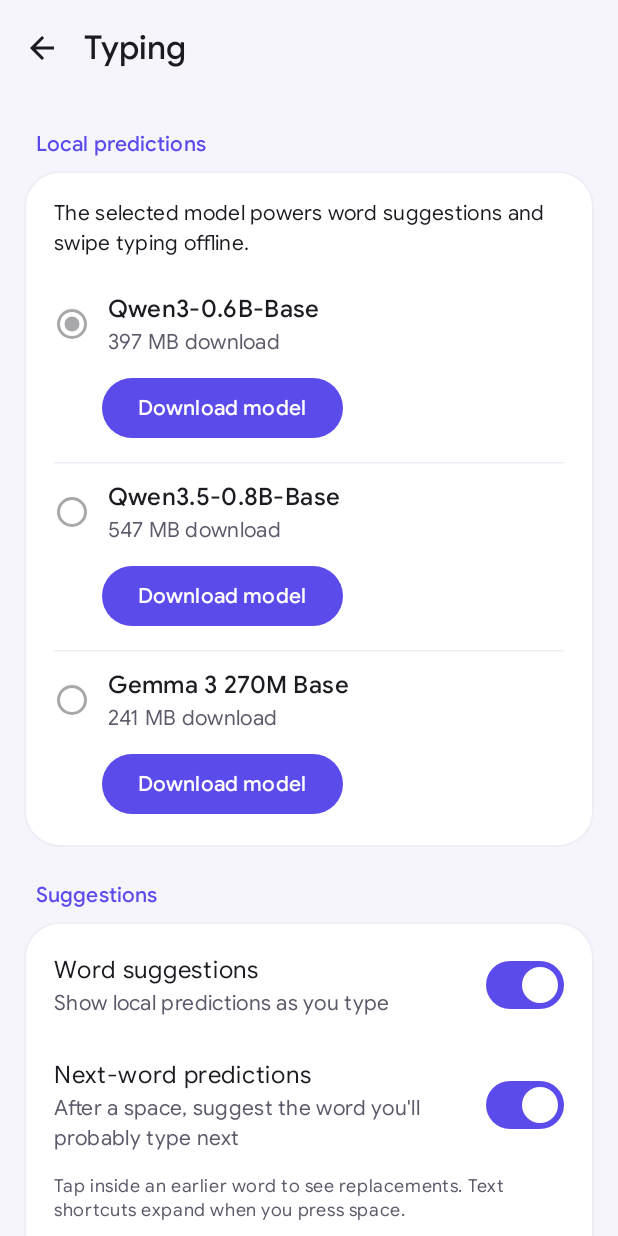
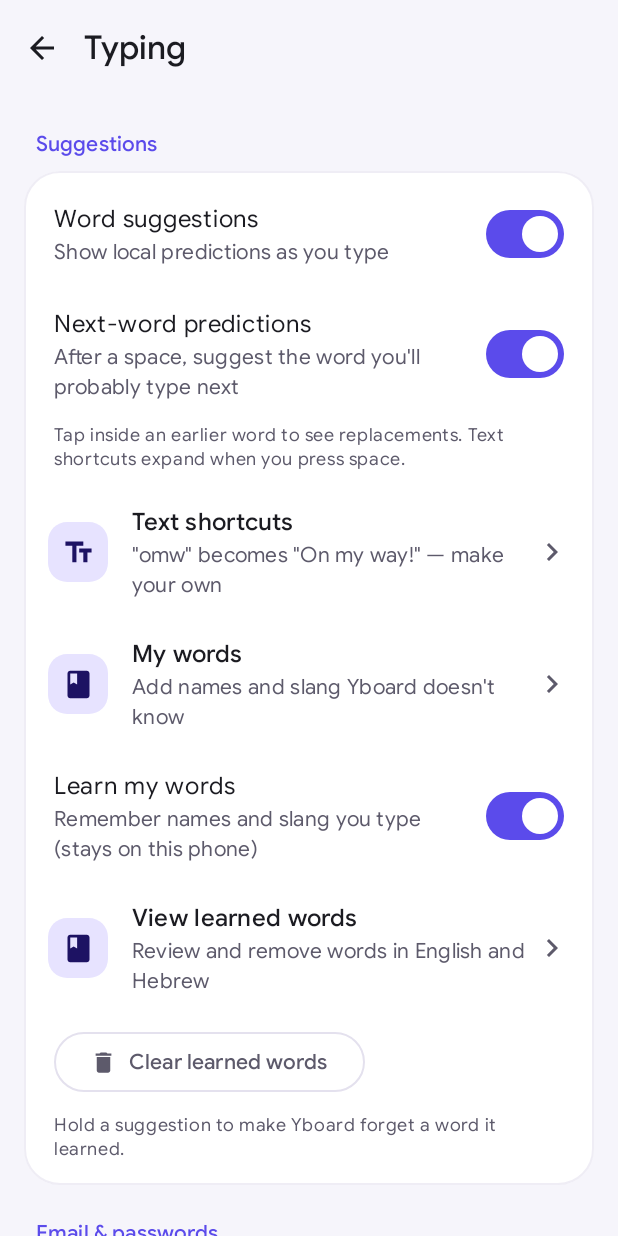
Before and after one commit to moryoav/Yboard, an Android app built with Jetpack Compose: the composable TypingScreen shown on its own in the app's theme, on a phone screen of 412 x 824 dp. Run offline under Robolectric (Android 15) with nearby library versions, the phone set to English and light mode, and no system bars.

Commit message:
Keep local prediction controls in AI models

```diff
--- a/app/src/main/java/com/yboard/keyboard/ime/YboardIME.kt
+++ b/app/src/main/java/com/yboard/keyboard/ime/YboardIME.kt
@@ -1402,7 +1402,7 @@ class YboardIME : InputMethodService(), KeyboardView.Listener, ToolbarView.Liste
     // ------------------------------------------------------------ toolbar
 
     override fun onSuggestion(index: Int) {
-        if (modelNote) { if (modelNoteAction) openApp("typing"); return }
+        if (modelNote) { if (modelNoteAction) openApp(MainActivity.OPEN_AI_MODELS); return }
         endVoice()
         sprinkle?.let { sp ->
             if (index == 1 && sp.newText != null) undoSprinkle()
--- a/app/src/main/java/com/yboard/keyboard/local/LocalQwen.kt
+++ b/app/src/main/java/com/yboard/keyboard/local/LocalQwen.kt
@@ -49,7 +49,7 @@ object LocalQwen {
     }
     private fun ensureLoaded(model: QwenModel.Variant) {
         applyMaintenance()
-        check(QwenModel.state.value[model].ready) { "Download the model under Yboard → Typing." }
+        check(QwenModel.state.value[model].ready) { "Download the model under Yboard → AI models → Local predictions." }
         if (loadedModel == model) return
         closeModel()
         mutable.value = Status(loading = true, model = model)
--- a/app/src/main/java/com/yboard/keyboard/ui/LocalPredictionSection.kt
+++ b/app/src/main/java/com/yboard/keyboard/ui/LocalPredictionSection.kt
@@ -28,7 +28,7 @@ fun LocalPredictionSection() {
     val downloadInProgress = catalog.models.values.any { it.downloading }
     var showGemmaTerms by rememberSaveable { mutableStateOf(false) }
     var modelToRemove by rememberSaveable { mutableStateOf<QwenModel.Variant?>(null) }
-    Section("Local predictions") {
+    Section("Local predictions", searchable = true) {
         Column(Modifier.fillMaxWidth().padding(horizontal = 20.dp, vertical = 12.dp)) {
             Text("The selected model powers word suggestions and swipe typing offline.", style = MaterialTheme.typography.bodyMedium)
         }
--- a/app/src/main/java/com/yboard/keyboard/ui/OtherScreens.kt
+++ b/app/src/main/java/com/yboard/keyboard/ui/OtherScreens.kt
@@ -85,7 +85,6 @@ fun TypingScreen(
     val context = LocalContext.current
     var confirmClear by remember { mutableStateOf(false) }
     ScreenScaffold("Typing", onBack) {
-        LocalPredictionSection()
         Section("Suggestions") {
             SwitchRow("Word suggestions", "Show local predictions as you type", settings.suggestions) { b ->
                 Prefs.update { it.copy(suggestions = b) }
--- a/app/src/main/java/com/yboard/keyboard/ui/SettingsSearch.kt
+++ b/app/src/main/java/com/yboard/keyboard/ui/SettingsSearch.kt
@@ -93,7 +93,7 @@ object SettingsIndex {
         // Typing
         SettingEntry("Word suggestions", Screen.TYPING, "$TYPING › Suggestions", "suggestions strip words הצעות"),
         SettingEntry("Next-word predictions", Screen.TYPING, "$TYPING › Suggestions", "predict next word"),
-        SettingEntry("Local predictions", Screen.TYPING, TYPING, "qwen gemma llm ai offline download model typing swipe prediction context"),
+        SettingEntry("Local predictions", Screen.AI_MODELS, Screen.AI_MODELS.title, "qwen gemma llm ai offline download model typing swipe prediction context"),
         SettingEntry("AI models", Screen.AI_MODELS, "AI models", "model reasoning thinking effort prediction voice transcription", null),
         SettingEntry("AI usage & cost", Screen.AI_MODELS, "AI models › Usage & estimated cost", "tokens input output cached cost price day week month spending usage", "Usage & estimated cost"),
         SettingEntry("Text shortcuts", Screen.SHORTCUTS, TYPING, "shortcuts omw abbreviation expand קיצורים", null),
```
Also changed, not shown: 5 other files.
